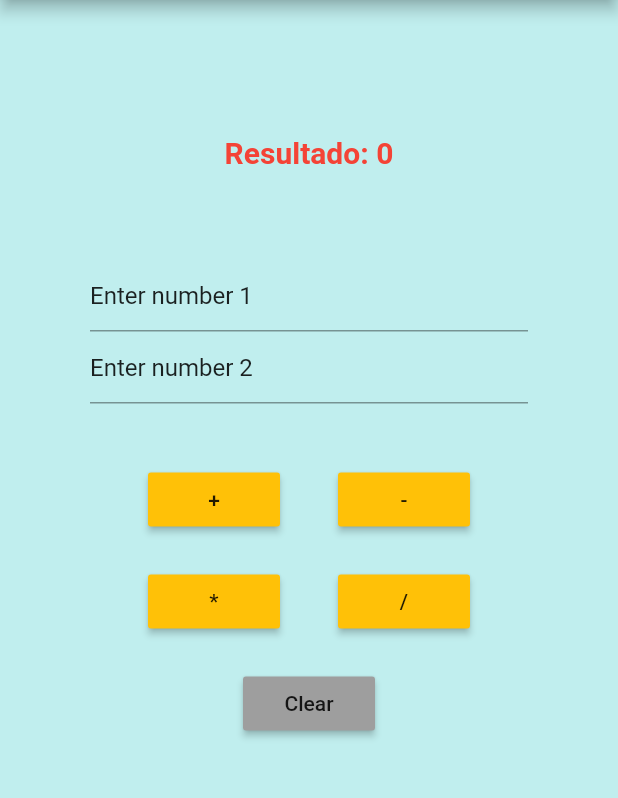
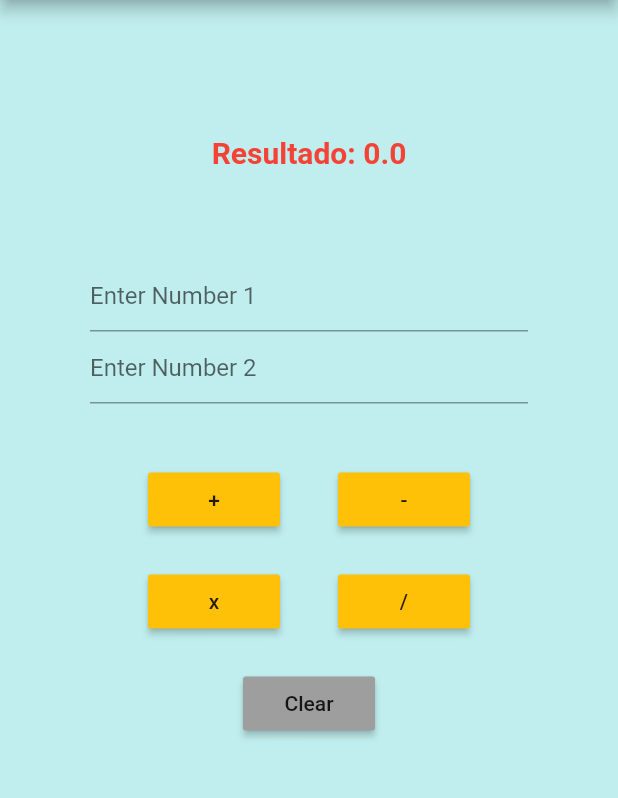
Before and after one commit to Lucero273/Calculadora, a Flutter app: the screen it shows after launch, on a phone screen of 412 x 824 dp, the part 84-882 px from its top. Run offline on Flutter 3.47's test engine with Material 2 defaults, Android fonts, the light colour scheme and no system bars.

Commit message:
funciones principales

```diff
--- /dev/null
+++ b/lib/calculator.dart
@@ -0,0 +1,157 @@
+import 'package:flutter/material.dart';
+
+class HomeCalculadora extends StatefulWidget {
+  @override
+  State createState() => new HomeCalculadoraState();
+}
+
+class HomeCalculadoraState extends State<HomeCalculadora> {
+  double num1 = 0, num2 = 0, res = 0; //definimos las variables
+
+// Creamos los controladores
+  final TextEditingController _controllerNum1 = new TextEditingController();
+  final TextEditingController _controllerNum2 = new TextEditingController();
+
+// Creamos las funciones de lógica
+  void calcSum() {
+    setState(() { //usamos el método setState para la reconstrucción del widget, ya que cambiará de estado
+      num1 = double.parse(_controllerNum1.text);
+      num2 = double.parse(_controllerNum2.text);
+      res = num1 + num2; //guardamos la respuesta
+    });
+  }
+
+  void calcDif() {
+    setState(() {
+      num1 = double.parse(_controllerNum1.text);
+      num2 = double.parse(_controllerNum2.text);
+      res = num1 - num2;
+    });
+  }
+
+  void calcMult() {
+    setState(() {
+      num1 = double.parse(_controllerNum1.text);
+      num2 = double.parse(_controllerNum2.text);
+      res = num1 * num2;
+    });
+  }
+
+  void calcDiv() {
+    setState(() {
+      num1 = double.parse(_controllerNum1.text);
+      num2 = double.parse(_controllerNum2.text);
+      res = num1 / num2;
+    });
+  }
+
+// Función limpiar (empieza un nuevo cálculo)
+  void doClear() {
+    setState(() {
+      _controllerNum1.text = " "; //mandamos un string vacío
+      _controllerNum2.text = " "; //mandamos un string vacío
+      res = 0; //volvemos al valor 0 para iniciar nuevamente
+    });
+  }
+
+  @override
+  Widget build(BuildContext context) {
+    return new Scaffold(
+      appBar: new AppBar(
+        centerTitle: true, //centramos el texto del appBar
+        title: new Text("Calculadora"),
+      ),
+      body: new Container(
+        margin: const EdgeInsets.only(top: 90.0),
+        padding: const EdgeInsets.only(right: 60.0, left: 60.0),
+        child: new Column(
+          children: <Widget>[
+
+            // Mostramos el resultado
+            new Text(
+              "Resultado: $res", //adjuntamos el valor del resultado
+              style: new TextStyle(
+                fontSize: 20.0,
+                color: Colors.red,
+                fontWeight: FontWeight.bold,
+              ),
+            ),
+
+            new Padding(
+              padding: const EdgeInsets.only(bottom: 60.0),
+            ),
+
+            // Inputs
+            new TextField(
+              keyboardType: TextInputType.number,
+              decoration: new InputDecoration(hintText: "Enter Number 1"),
+              controller: _controllerNum1,
+            ),
+            new TextField(
+              keyboardType: TextInputType.number,
+              decoration: new InputDecoration(hintText: "Enter Number 2"),
+              controller: _controllerNum2,
+            ),
+
+            new Padding(
+              padding: const EdgeInsets.only(top: 40.0),
+            ),
+
+            // Creamos la fila con los botones ( + , -)
+            new Row(
+              mainAxisAlignment: MainAxisAlignment.spaceEvenly, //espacio uniforme entre los 2 botones
+              children: <Widget>[
+                new MaterialButton(
+                  child: new Text("+"),
+                  color: Colors.amber,
+                  onPressed: calcSum, //llamamos a la función
+                ),
+                new MaterialButton(
+                  child: new Text("-"),
+                  color: Colors.amber,
+                  onPressed: calcDif,
+                ),
+              ],
+            ),
+            new Padding(
+              padding: const EdgeInsets.only(top: 20.0),
+            ),
+
+            // Creamos la fila con los botones ( x , /)
+            new Row(
+              mainAxisAlignment: MainAxisAlignment.spaceEvenly,
+              children: <Widget>[
+                new MaterialButton(
+                  child: new Text("x"),
+                  color: Colors.amber,
+                  onPressed: calcMult,
+                ),
+                new MaterialButton(
+                  child: new Text("/"),
+                  color: Colors.amber,
+                  onPressed: calcDiv,
+                ),
+              ],
+            ),
+
+            new Padding(
+              padding: const EdgeInsets.only(top: 20.0),
+            ),
+
+            // Botón clear
+            new Row(
+              mainAxisAlignment: MainAxisAlignment.center, //lo centramos
+              children: <Widget>[
+                new MaterialButton(
+                  child: new Text("Clear"),
+                  color: Colors.grey,
+                  onPressed: doClear,
+                ),
+              ],
+            )
+          ],
+        ),
+      ),
+    );
+  }
+}
--- a/lib/main.dart
+++ b/lib/main.dart
@@ -1,5 +1,6 @@
 import 'package:flutter/material.dart';
-import 'home_calculadora.dart';
+import 'calculator.dart';
+
 void main() => runApp(new MyApp());
 
 class MyApp extends StatelessWidget {
@@ -7,7 +8,10 @@ class MyApp extends StatelessWidget {
   Widget build(BuildContext context) {
     return new MaterialApp(
       title: "Proyecto calculadora básica",
-      theme: new ThemeData(primarySwatch: Colors.amber, scaffoldBackgroundColor: Color.fromARGB(255, 192, 238, 238)),
+      theme: new ThemeData(
+          primarySwatch: Colors.amber, //le damos un color al bar
+          scaffoldBackgroundColor: Color.fromARGB(
+              255, 192, 238, 238)),  // color al background
       home: new HomeCalculadora(),
     );
   }
```
